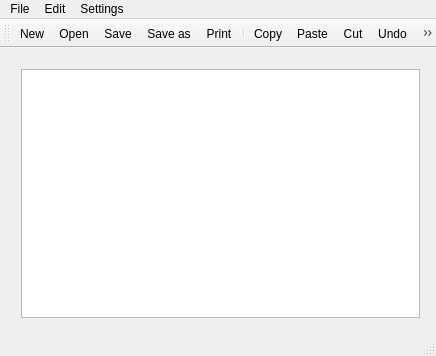
Qt form src/mainwindow.ui (jeffuong/Axolotl) before a commit.
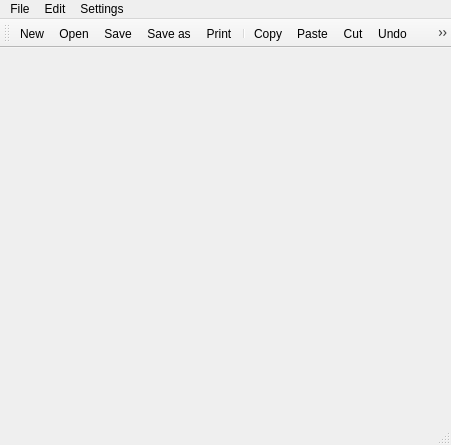
The same form after that commit. Icons and pictures are not drawn.

Diff of the .ui file:
```diff
--- a/src/mainwindow.ui
+++ b/src/mainwindow.ui
@@ -6,28 +6,41 @@
    <rect>
     <x>0</x>
     <y>0</y>
-    <width>436</width>
-    <height>356</height>
+    <width>451</width>
+    <height>445</height>
    </rect>
   </property>
   <property name="windowTitle">
    <string>MainWindow</string>
   </property>
+  <property name="autoFillBackground">
+   <bool>false</bool>
+  </property>
   <widget class="QWidget" name="centralWidget">
-   <widget class="QWidget" name="verticalLayoutWidget">
+   <widget class="QTabWidget" name="tabWidget">
     <property name="geometry">
      <rect>
-      <x>10</x>
-      <y>10</y>
-      <width>421</width>
-      <height>271</height>
+      <x>0</x>
+      <y>0</y>
+      <width>451</width>
+      <height>361</height>
      </rect>
     </property>
-    <layout class="QVBoxLayout" name="verticalLayout">
-     <item>
-      <widget class="QPlainTextEdit" name="plainTextEdit"/>
-     </item>
-    </layout>
+    <property name="autoFillBackground">
+     <bool>true</bool>
+    </property>
+    <property name="documentMode">
+     <bool>true</bool>
+    </property>
+    <property name="tabsClosable">
+     <bool>true</bool>
+    </property>
+    <property name="movable">
+     <bool>true</bool>
+    </property>
+    <property name="tabBarAutoHide">
+     <bool>true</bool>
+    </property>
    </widget>
   </widget>
   <widget class="QMenuBar" name="menuBar">
@@ -35,7 +48,7 @@
     <rect>
      <x>0</x>
      <y>0</y>
-     <width>436</width>
+     <width>451</width>
      <height>21</height>
     </rect>
    </property>
```
Left out of the diff: 15 changed lines with no effect on the pictures.
